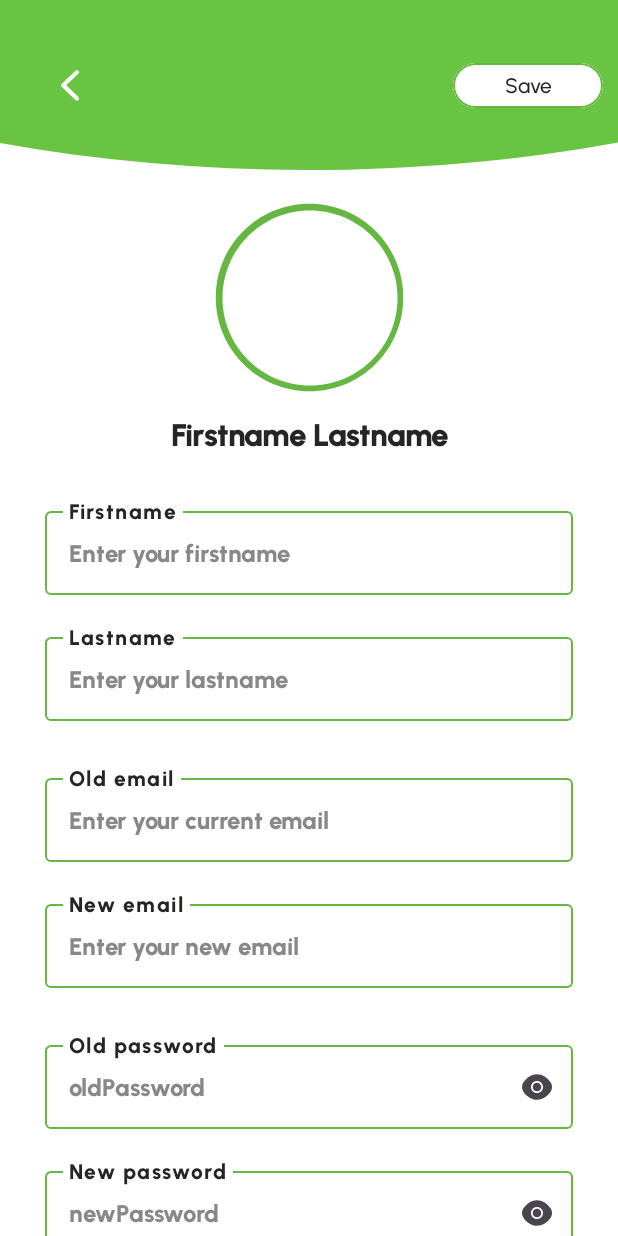
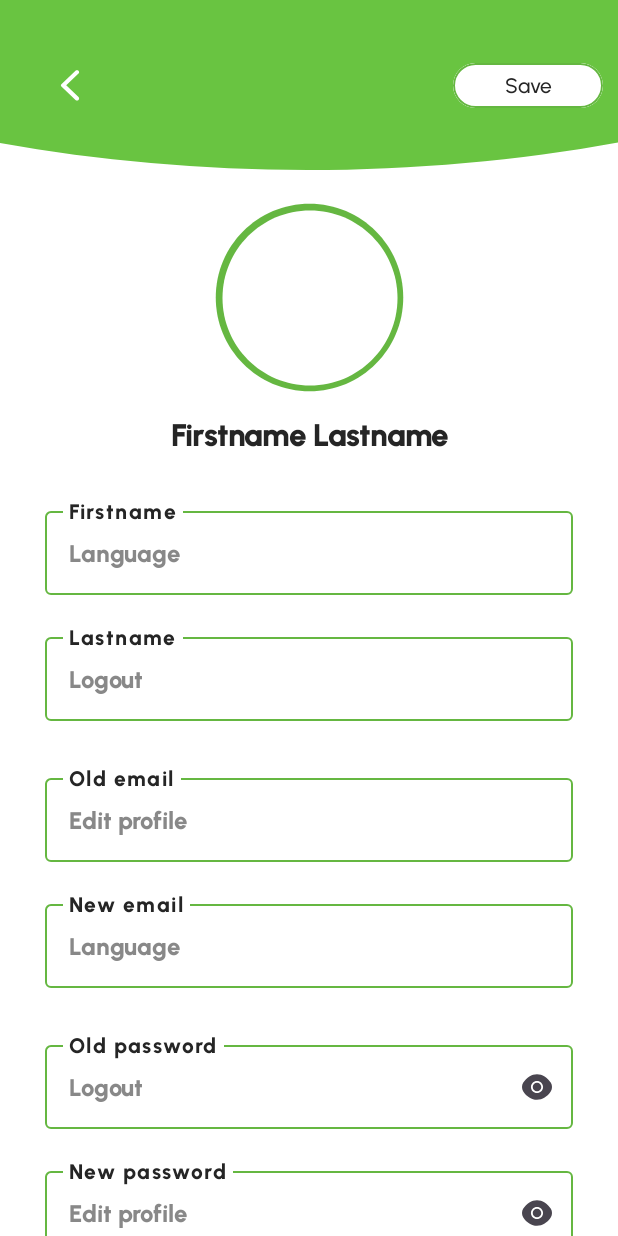
Before and after one commit to mtaa-2024/EventSphere---Frontend, an Android app built with Jetpack Compose: the ProfileRoute screen opened through its navigation route, after a tap on "Edit profile", on a phone screen of 412 x 824 dp. Run offline under Robolectric (Android 15) with nearby library versions, the phone set to English and light mode, and no system bars.

Commit message:
100 energetakov

```diff
--- a/app/src/main/java/stuba/fiit/sk/eventsphere/ui/activities/edit_profile/EditProfileScreen.kt
+++ b/app/src/main/java/stuba/fiit/sk/eventsphere/ui/activities/edit_profile/EditProfileScreen.kt
@@ -30,6 +30,7 @@ import androidx.compose.ui.graphics.ColorFilter
 import androidx.compose.ui.layout.ContentScale
 import androidx.compose.ui.platform.LocalContext
 import androidx.compose.ui.res.painterResource
+import androidx.compose.ui.res.stringResource
 import androidx.compose.ui.text.input.KeyboardType
 import androidx.compose.ui.tooling.preview.Preview
 import androidx.compose.ui.unit.dp
@@ -58,6 +59,13 @@ fun EditProfileScreen (
     viewModel: MainViewModel,
     editProfileViewModel: EditProfileViewModel
 ) {
+    editProfileViewModel.userNewData.value?.firstname = stringResource(id = R.string.firstname_input)
+    editProfileViewModel.userNewData.value?.lastname = stringResource(id = R.string.lastname_input)
+    editProfileViewModel.userNewData.value?.oldEmail = stringResource(id = R.string.old_email_input)
+    editProfileViewModel.userNewData.value?.newEmail = stringResource(id = R.string.new_email_input)
+    editProfileViewModel.userNewData.value?.oldPassword = stringResource(id = R.string.old_password_input)
+    editProfileViewModel.userNewData.value?.newPassword = stringResource(id = R.string.new_password_input)
+
     Column (
         modifier = Modifier
             .fillMaxSize(),
@@ -114,8 +122,8 @@ fun EditProfileScreen (
                     .height(5.dp)
             )
 
-            val firstName = viewModel.loggedUser.value?.firstname ?: "Firstname"
-            val lastName = viewModel.loggedUser.value?.lastname ?: "Lastname"
+            val firstName = viewModel.loggedUser.value?.firstname ?: stringResource(id = R.string.firstname_label)
+            val lastName = viewModel.loggedUser.value?.lastname ?: stringResource(id = R.string.lastname_label)
 
             Text(
                 text = "$firstName $lastName",
@@ -139,7 +147,7 @@ fun EditProfileScreen (
             ) {
 
                 InputFieldComponent(
-                    label = "Firstname",
+                    label = stringResource(id = R.string.firstname_label),
                     text = editProfileViewModel.userNewData.value?.firstname.toString(),
                     onUpdate = editProfileViewModel::updateFirstname,
                     keyboardType = KeyboardType.Text,
@@ -154,7 +162,7 @@ fun EditProfileScreen (
                 )
 
                 InputFieldComponent(
-                    label = "Lastname",
+                    label = stringResource(id = R.string.lastname_label),
                     text = editProfileViewModel.userNewData.value?.lastname.toString(),
                     onUpdate = editProfileViewModel::updateLastname,
                     keyboardType = KeyboardType.Text,
@@ -169,7 +177,7 @@ fun EditProfileScreen (
                 )
 
                 InputFieldComponent(
-                    label = "Old email",
+                    label = stringResource(id = R.string.old_email_label),
                     text = editProfileViewModel.userNewData.value?.oldEmail.toString(),
                     onUpdate = editProfileViewModel::updateOldEmail,
                     keyboardType = KeyboardType.Text,
@@ -184,7 +192,7 @@ fun EditProfileScreen (
                 )
 
                 InputFieldComponent(
-                    label = "New email",
+                    label = stringResource(id = R.string.new_email_label),
                     text = editProfileViewModel.userNewData.value?.newEmail.toString(),
                     onUpdate = editProfileViewModel::updateNewEmail,
                     keyboardType = KeyboardType.Text,
@@ -199,7 +207,7 @@ fun EditProfileScreen (
                 )
 
                 InputFieldComponent(
-                    label = "Old password",
+                    label = stringResource(id = R.string.old_password_label),
                     text = editProfileViewModel.userNewData.value?.oldPassword.toString(),
                     onUpdate = editProfileViewModel::updateOldPassword,
                     keyboardType = KeyboardType.Password,
@@ -214,7 +222,7 @@ fun EditProfileScreen (
                 )
 
                 InputFieldComponent(
-                    label = "New password",
+                    label = stringResource(id = R.string.new_password_label),
                     text = editProfileViewModel.userNewData.value?.newPassword.toString(),
                     onUpdate = editProfileViewModel::updateNewPassword,
                     keyboardType = KeyboardType.Password,
@@ -283,7 +291,7 @@ fun EditProfileTopBar (
                     }
                     openSaveDialog.value = true
                 },
-                text = "Save",
+                text = stringResource(id = R.string.save_button),
                 isSelected = false
             )
             if(openSaveDialog.value) {
@@ -293,10 +301,10 @@ fun EditProfileTopBar (
                         openSaveDialog.value = false
                         back()
                     },
-                    dialogTitle = "Saved",
-                    dialogText = "Cigis",
-                    onDismissText = "pipik",
-                    onConfirmText = "ok"
+                    dialogTitle = stringResource(id = R.string.save_dialog_label),
+                    dialogText = "\uD83D\uDC3B\u200D❄\uFE0F",
+                    onDismissText = "",
+                    onConfirmText = stringResource(id = R.string.save_dialog_on_confirm_text)
                 )
             }
 
--- a/app/src/main/java/stuba/fiit/sk/eventsphere/ui/activities/profile/ProfileScreen.kt
+++ b/app/src/main/java/stuba/fiit/sk/eventsphere/ui/activities/profile/ProfileScreen.kt
@@ -99,8 +99,8 @@ fun ProfileScreen (
                     .height(10.dp)
             )
 
-            val firstName = viewModel.loggedUser.value?.firstname ?: "Firstname"
-            val lastName = viewModel.loggedUser.value?.lastname ?: "Lastname"
+            val firstName = viewModel.loggedUser.value?.firstname ?: stringResource(id = R.string.username_label)
+            val lastName = viewModel.loggedUser.value?.lastname ?: stringResource(id = R.string.lastname_label)
 
             Text(
                 text = "$firstName $lastName",
@@ -122,13 +122,13 @@ fun ProfileScreen (
                 horizontalArrangement = Arrangement.SpaceBetween
             ) {
                 Text (
-                    text = "Friends",
+                    text = stringResource(id = R.string.friends_text),
                     style = welcomeStyle,
                     fontSize = 20.sp
                 )
 
                 SmallButtonComponent (
-                    text = "Find friend",
+                    text = stringResource(id = R.string.find_friends_text),
                     isSelected = false,
                     onClick = { toSearchUser() }
                 )
@@ -149,7 +149,7 @@ fun ProfileScreen (
 
                 if (friends?.listFriends?.isEmpty() == true) {
                     Text (
-                        text = "No friends :(",
+                        text = stringResource(id = R.string.friends_not_found),
                         style = welcomeStyle,
                         fontSize = 18.sp,
                         modifier = Modifier.fillMaxWidth(),
@@ -185,7 +185,7 @@ fun ProfileScreen (
                     onClick = { toEventCenter() },
                     fillColor = LightColorScheme.primary,
                     textColor = LightColorScheme.background,
-                    text = "Event center",
+                    text = stringResource(id = R.string.event_center_button),
                     modifier = Modifier
                         .fillMaxWidth()
                         .height(50.dp)
@@ -214,7 +214,7 @@ fun ProfileScreen (
                         horizontalAlignment = Alignment.CenterHorizontally
                     ) {
                         Text (
-                            text = "Settings",
+                            text = stringResource(id = R.string.settings_text),
                             style = labelStyle,
                             fontSize = 24.sp
                         )
@@ -305,7 +305,7 @@ fun ProfileScreen (
             )
 
             SmallButtonComponent (
-                text = "Logout",
+                text = stringResource(id = R.string.logout_text),
                 isSelected = false,
                 onClick = toLogout,
             )
@@ -351,7 +351,7 @@ fun ProfileTopBar (
                 )
             }
             SmallButtonComponent (
-                text = "Edit profile",
+                text = stringResource(id = R.string.editprofile_button),
                 isSelected = false,
                 onClick = { toEditProfile() }
             )
```
Also changed, not shown: app/src/main/java/stuba/fiit/sk/eventsphere/ui/activities/create_event/CreateEventScreen.kt (+18 -15 lines), app/src/main/java/stuba/fiit/sk/eventsphere/ui/activities/event/EventScreen.kt (+17 -16 lines), app/src/main/java/stuba/fiit/sk/eventsphere/ui/activities/event_center/EventCenterScreen.kt (+4 -3 lines), app/src/main/java/stuba/fiit/sk/eventsphere/ui/activities/friend/FriendsScreen.kt (+4 -3 lines), app/src/main/java/stuba/fiit/sk/eventsphere/ui/activities/home/HomeScreen.kt (+13 -11 lines), app/src/main/java/stuba/fiit/sk/eventsphere/ui/activities/login/LoginScreen.kt (+15 -4 lines), app/src/main/java/stuba/fiit/sk/eventsphere/ui/activities/register/RegisterScreen.kt (+13 -7 lines), app/src/main/java/stuba/fiit/sk/eventsphere/ui/activities/search_user/SearchUserScreen.kt (+7 -5 lines), app/src/main/res/values/strings.xml (+15 -6 lines), 1 other file.
